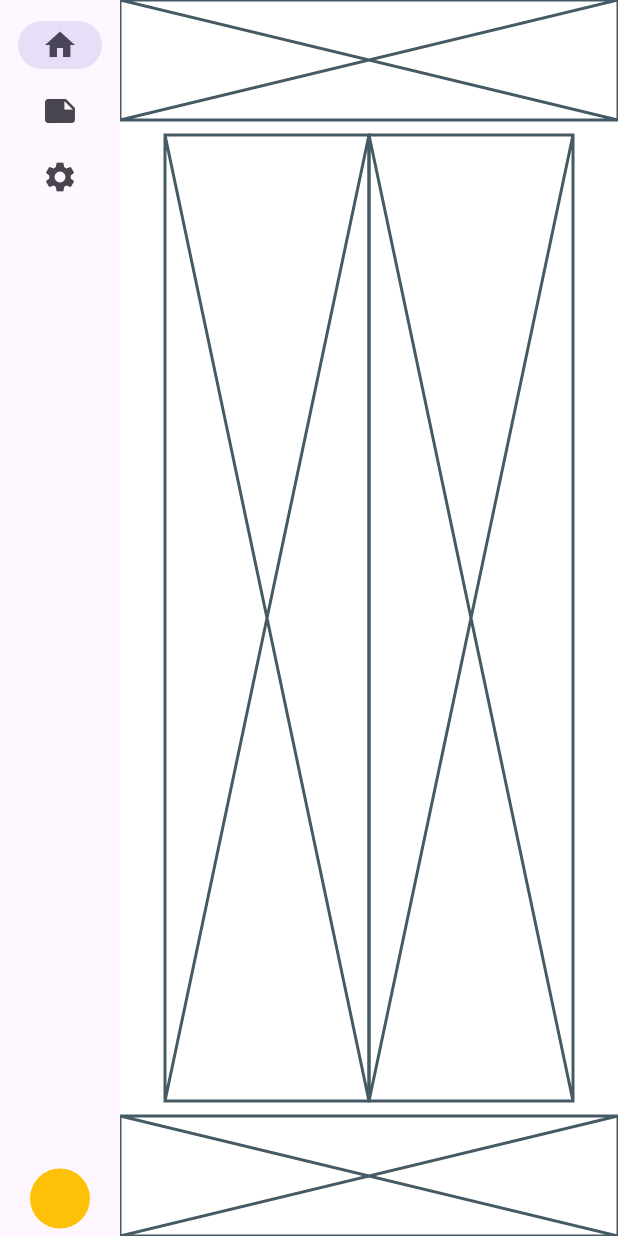
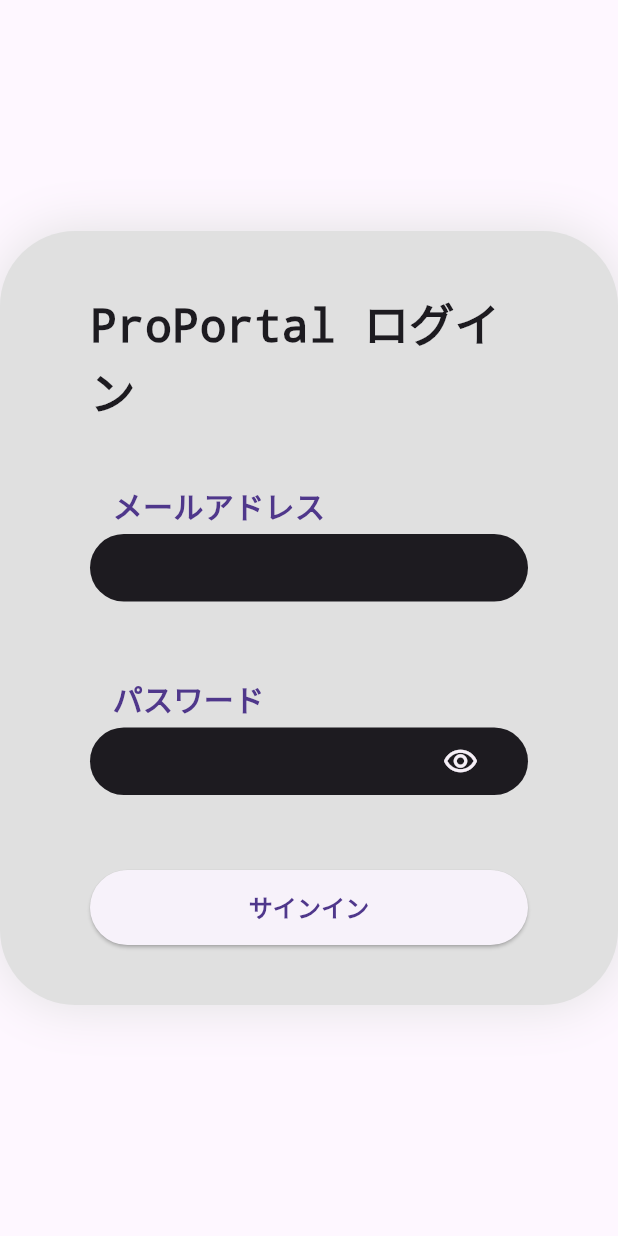
Before and after one commit to ShuMasui/pro_portal_app, a Flutter app: the screen it shows after launch, on a phone screen of 412 x 824 dp. Run offline on Flutter 3.47's test engine with Material 3 defaults, Android fonts, the phone set to English and light mode, and no system bars; our stand-ins replace firebase_auth, firebase_core, flutter_riverpod, freezed_annotation, go_router, web; missing offline and left inert: dart:js_interop, dart:ui_web; accounts and stored records are empty; statements that could not run were skipped.

Commit message:
[dev]sigin機能を開発しました

````diff
--- a/lib/core/router/router.dart
+++ b/lib/core/router/router.dart
@@ -1,8 +1,12 @@
+import 'dart:async';
+
 import 'package:flutter/material.dart';
 import 'package:flutter_riverpod/flutter_riverpod.dart';
 import 'package:go_router/go_router.dart';
+import 'package:proportal_app/feature/auth/auth.dart';
 
 // ここから Featureごとのルート情報を取得していく
+import 'package:proportal_app/feature/auth/auth_route.dart';
 import 'package:proportal_app/feature/home_screen/home_branch.dart';
 import 'package:proportal_app/feature/side_navigation_bar/side_navigation_bar.dart';
 
@@ -16,9 +20,15 @@
 /// ```
 final routeProvider = Provider<GoRouter>((ref) {
   return GoRouter(
-    initialLocation: '/home',
+    initialLocation: authRoute[0].path,
     navigatorKey: _rootNavigatorKey,
+    refreshListenable: _GoRouterRefreshStream(
+      ref.watch(authProvider).authStateChanges(),
+    ),
     routes: [
+      // SigininScreen Route
+      ...authRoute,
+      // HomeScreen Branchs
       StatefulShellRoute.indexedStack(
         builder: (context, state, navigationShell) =>
             SideNavigationBar(statefulNavigationShell: navigationShell),
@@ -26,6 +36,39 @@
       ),
     ],
 
-    redirect: (context, state) => null,
+    redirect: (context, state) {
+      final bool isSignined = ref.watch(authProvider).getCurrentUser() != null;
+
+      final String curerntPath = state.matchedLocation;
+      // SignIn系のページにいるのかをマッチで判定
+      final bool isSigninPage = authRoute
+          .where((r) => r.path == curerntPath)
+          .isNotEmpty;
+
+      if (isSignined) {
+        if (isSigninPage) {
+          return homeBranch.initialLocation;
+        } else {
+          return curerntPath;
+        }
+      } else {
+        return authRoute[0].path;
+      }
+    },
   );
 });
+
+class _GoRouterRefreshStream extends ChangeNotifier {
+  _GoRouterRefreshStream(Stream<dynamic> stream) {
+    notifyListeners();
+    _subscription = stream.listen((_) => notifyListeners());
+  }
+
+  late final StreamSubscription<dynamic> _subscription;
+
+  @override
+  void dispose() {
+    super.dispose();
+    _subscription.cancel();
+  }
+}
--- /dev/null
+++ b/lib/feature/auth/auth.dart
@@ -0,0 +1,3 @@
+export './types/AppUser.dart';
+export './domain/auth_repository.dart';
+export './data/auth_repository_firebase.dart';
--- /dev/null
+++ b/lib/feature/auth/data/info_route.dart
@@ -0,0 +1,3 @@
+class InfoRoute {
+  static String path = '/signin';
+}
--- /dev/null
+++ b/lib/feature/auth/presentation/signin_screen.dart
@@ -0,0 +1,214 @@
+import 'package:firebase_auth/firebase_auth.dart';
+import 'package:flutter/material.dart';
+import 'package:flutter_riverpod/flutter_riverpod.dart';
+import 'package:go_router/go_router.dart';
+import 'package:proportal_app/feature/auth/domain/auth_repository.dart';
+
+class SigninScreen extends ConsumerStatefulWidget {
+  const SigninScreen({super.key});
+
+  @override
+  ConsumerState<ConsumerStatefulWidget> createState() => _SigninScreenState();
+}
+
+class _SigninScreenState extends ConsumerState<SigninScreen> {
+  bool _isObscure = true;
+
+  late final TextEditingController _emailController;
+  late final TextEditingController _passController;
+
+  @override
+  void initState() {
+    super.initState();
+
+    _emailController = TextEditingController();
+    _passController = TextEditingController();
+
+    _isObscure = true;
+  }
+
+  @override
+  void dispose() {
+    super.dispose();
+
+    _emailController.dispose();
+    _passController.dispose();
+  }
+
+  @override
+  Widget build(BuildContext context) {
+    final BoxDecoration credentialBoxDecoration = BoxDecoration(
+      color: Theme.of(context).colorScheme.onSurface,
+      borderRadius: BorderRadius.circular(30),
+      border: BoxBorder.all(style: BorderStyle.none),
+    );
+
+    final TextStyle textStyle = TextStyle(
+      fontFamily: 'monospace',
+      fontSize: 20,
+      fontWeight: FontWeight.bold,
+      color: Theme.of(context).colorScheme.onPrimaryFixedVariant,
+    );
+
+    final TextStyle passStyle = TextStyle(
+      fontFamily: 'monospace',
+      fontSize: 20,
+      height: 1.3,
+      fontWeight: FontWeight.bold,
+      color: Theme.of(context).colorScheme.onInverseSurface,
+      letterSpacing: 2,
+      textBaseline: TextBaseline.ideographic,
+    );
+
+    final body = Center(
+      child: SingleChildScrollView(
+        child: Container(
+          padding: const EdgeInsets.symmetric(vertical: 40.0, horizontal: 60.0),
+          // height: 400,
+          width: 500,
+          decoration: BoxDecoration(
+            borderRadius: BorderRadius.circular(50),
+            color:
+                Colors.grey.shade300, //Theme.of(context).colorScheme.surface,
+            boxShadow: [
+              BoxShadow(
+                color: Colors.grey.shade300,
+                blurRadius: 30,
+                offset: Offset.zero,
+              ),
+            ],
+          ),
+          child: Column(
+            mainAxisSize: MainAxisSize.min,
+            mainAxisAlignment: MainAxisAlignment.spaceBetween,
+            crossAxisAlignment: CrossAxisAlignment.stretch,
+            children: [
+              Container(
+                alignment: AlignmentGeometry.center,
+                child: Text(
+                  'ProPortal ログイン',
+                  style: TextStyle(
+                    fontSize: 30,
+                    fontWeight: FontWeight.bold,
+                    fontFamily: 'monospace',
+                  ),
+                ),
+              ),
+              SizedBox(height: 40),
+              Container(
+                padding: const EdgeInsets.only(left: 15),
+                alignment: AlignmentGeometry.centerLeft,
+                child: Text('メールアドレス', style: textStyle),
+              ),
+              SizedBox(height: 5),
+              Container(
+                padding: const EdgeInsets.symmetric(
+                  vertical: 0,
+                  horizontal: 20,
+                ),
+                decoration: credentialBoxDecoration,
+                width: 300,
+                height: 45,
+                child: TextField(
+                  controller: _emailController,
+                  cursorHeight: textStyle.fontSize! * 0.8,
+                  maxLines: 1,
+                  decoration: InputDecoration(border: InputBorder.none),
+                  style: passStyle,
+                ),
+              ),
+              SizedBox(height: 50),
+              Container(
+                padding: const EdgeInsets.only(left: 15),
+                alignment: AlignmentGeometry.centerLeft,
+                child: Text('パスワード', style: textStyle),
+              ),
+              SizedBox(height: 5),
+              Container(
+                padding: const EdgeInsets.symmetric(
+                  vertical: 0,
+                  horizontal: 20,
+                ),
+                decoration: credentialBoxDecoration,
+                width: 300,
+                height: 45,
+                child: Row(
+                  children: [
+                    Expanded(
+                      child: TextField(
+                        controller: _passController,
+                        cursorHeight: textStyle.fontSize! * 0.8,
+                        maxLines: 1,
+                        decoration: InputDecoration(border: InputBorder.none),
+                        style: passStyle,
+                        obscureText: _isObscure,
+                      ),
+                    ),
+                    IconButton(
+                      onPressed: () {
+                        setState(() {
+                          _isObscure = !_isObscure;
+                        });
+                      },
+                      icon: Icon(
+                        _isObscure
+                            ? Icons.remove_red_eye_outlined
+                            : Icons.no_encryption_rounded,
+                        color: Theme.of(context).colorScheme.onInverseSurface,
+                      ),
+                    ),
+                  ],
+                ),
+              ),
+              SizedBox(height: 50),
+              Container(
+                height: 50,
+                width: 100,
+                child: ElevatedButton(
+                  onPressed: () async {
+                    try {
+                      await ref
+                          .watch(authProvider)
+                          .signIn(
+                            email: _emailController.text,
+                            pass: _passController.text,
+                          );
+                    } on FirebaseAuthException {
+                      if (mounted) {
+                        showDialog(
+                          context: context,
+                          builder: (context) {
+                            return AlertDialog(
+                              title: Text('IDかパスワードが間違っています'),
+                              actions: [
+                                ElevatedButton(
+                                  onPressed: () {
+                                    _emailController.clear();
+                                    _passController.clear();
+                                    context.pop();
+                                  },
+                                  child: Text('OK'),
+                                ),
+                              ],
+                            );
+                          },
+                        );
+                      }
+                    }
+                  },
+                  child: Text(
+                    'サインイン',
+                    style: textStyle.copyWith(
+                      fontSize: textStyle.fontSize! * 0.8,
+                    ),
+                  ),
+                ),
+              ),
+            ],
+          ),
+        ),
+      ),
+    );
+    return Scaffold(body: body);
+  }
+}
--- a/lib/feature/diary_editor/diary_editor.dart
+++ b/lib/feature/diary_editor/diary_editor.dart
@@ -0,0 +1 @@
+export './presentation/diary_editor.dart';
--- a/lib/feature/diary_editor/domain/diary.dart
+++ b/lib/feature/diary_editor/types/diary.dart
@@ -6,7 +6,7 @@
 @freezed
 abstract class Diary with _$Diary {
   const factory Diary({
-    required int id,
+    required String id,
     required String title,
     required String body,
     required DateTime createdAt,
--- a/lib/feature/home_screen/home_branch.dart
+++ b/lib/feature/home_screen/home_branch.dart
@@ -1,8 +1,9 @@
 import 'package:go_router/go_router.dart';
 import 'package:proportal_app/feature/home_screen/presentation/home_screen.dart';
-import 'package:proportal_app/feature/home_screen/domain/info_route.dart';
+import 'package:proportal_app/feature/home_screen/data/info_route.dart';
 
 final StatefulShellBranch homeBranch = StatefulShellBranch(
+  initialLocation: HomeRoutes.homeScreen,
   routes: [
     GoRoute(
       path: HomeRoutes.homeScreen,
````
Also changed, not shown: lib/feature/auth/auth_route.dart (added, +11 -0 lines), lib/feature/auth/data/auth_repository_firebase.dart (added, +55 -0 lines), lib/feature/auth/domain/auth_repository.dart (added, +26 -0 lines), lib/feature/auth/types/AppUser.dart (added, +13 -0 lines), lib/feature/diary_editor/presentation/diary_editor.dart (added, +12 -0 lines), lib/main.dart (+8 -1 lines), lib/feature/auth/data/auth_repository_mock.dart (added), lib/feature/auth/types/AppUser.freezed.dart (added), lib/feature/diary_editor/types/diary.freezed.dart, lib/feature/diary_editor/types/diary.g.dart, lib/feature/home_screen/data/info_route.dart (renamed from lib/feature/home_screen/domain/info_route.dart).
